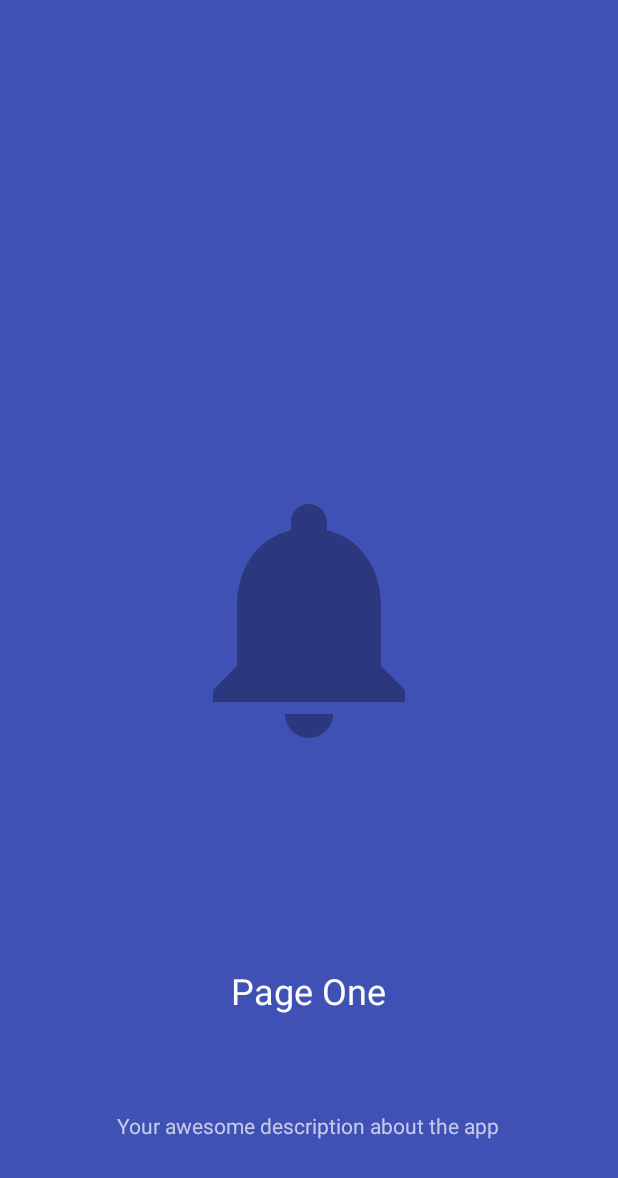
After one commit to ahkkfh/MyFrame, an Android app: the layout fragment_guide_pages.xml on its own in the app's theme, with its tools: preview values and no code run, on a phone screen of 412 x 824 dp. The commit adds this screen. Shown: the top 1178 px of the screen. Run offline under Robolectric (Android 15) with nearby library versions, the phone set to English and light mode, and no system bars.

Commit message:
add Guide Page

```diff
--- a/app/build.gradle
+++ b/app/build.gradle
@@ -46,6 +46,7 @@ dependencies {
     compile files('libs/fingerprint.jar')
     testCompile 'junit:junit:4.12'
     compile supportDependencies.appCompat
+    compile supportDependencies.materialDesign
     compile supportDependencies.fresco//设置图片加载
     compile supportDependencies.autolayout
     compile supportDependencies.rxbinding
--- /dev/null
+++ b/app/src/main/res/drawable/ic_notifications_black_24dp.xml
@@ -0,0 +1,10 @@
+<?xml version="1.0" encoding="utf-8"?>
+<vector xmlns:android="http://schemas.android.com/apk/res/android"
+        android:width="24dp"
+        android:height="24dp"
+        android:viewportWidth="24.0"
+        android:viewportHeight="24.0">
+    <path
+        android:fillColor="#FF000000"
+        android:pathData="M12,22c1.1,0 2,-0.9 2,-2h-4c0,1.1 0.89,2 2,2zM18,16v-5c0,-3.07 -1.64,-5.64 -4.5,-6.32L13.5,4c0,-0.83 -0.67,-1.5 -1.5,-1.5s-1.5,0.67 -1.5,1.5v0.68C7.63,5.36 6,7.92 6,11v5l-2,2v1h16v-1l-2,-2z"/>
+</vector>
--- /dev/null
+++ b/app/src/main/res/drawable/launcher_bg.xml
@@ -0,0 +1,7 @@
+<?xml version="1.0" encoding="utf-8"?>
+<layer-list xmlns:android="http://schemas.android.com/apk/res/android">
+    <item
+        android:drawable="@drawable/ic_launcher"
+        android:gravity="fill"
+        />
+</layer-list>
--- /dev/null
+++ b/app/src/main/res/drawable/onboarding_indicator_selected.xml
@@ -0,0 +1,6 @@
+<?xml version="1.0" encoding="utf-8"?>
+<shape xmlns:android="http://schemas.android.com/apk/res/android"
+       android:shape="oval">
+    <corners android:radius="100dp"/>
+    <solid android:color="@color/color_02D1B1"/>
+</shape>
--- /dev/null
+++ b/app/src/main/res/drawable/onboarding_indicator_unselected.xml
@@ -0,0 +1,6 @@
+<?xml version="1.0" encoding="utf-8"?>
+<shape xmlns:android="http://schemas.android.com/apk/res/android"
+    android:shape="oval">
+    <corners android:radius="100dp" />
+    <solid android:color="@color/color_8fa0b1" />
+</shape>
--- /dev/null
+++ b/app/src/main/res/layout/fragment_guide_pages.xml
@@ -0,0 +1,53 @@
+<FrameLayout
+    xmlns:android="http://schemas.android.com/apk/res/android"
+    xmlns:tools="http://schemas.android.com/tools"
+    android:layout_width="match_parent"
+    android:layout_height="match_parent">
+
+    <FrameLayout
+        android:layout_width="match_parent"
+        android:layout_height="match_parent"
+        android:background="@color/colorPrimary">
+
+        <ImageView
+            android:id="@+id/section_img"
+            android:layout_width="192dp"
+            android:layout_height="192dp"
+            android:layout_gravity="center"
+            android:adjustViewBounds="true"
+            android:alpha="0.30"
+            android:scaleType="fitCenter"
+            android:src="@drawable/ic_notifications_black_24dp"/>
+
+    </FrameLayout>
+
+    <LinearLayout
+        android:layout_width="match_parent"
+        android:layout_height="wrap_content"
+        android:layout_gravity="bottom"
+        android:gravity="center"
+        android:orientation="vertical"
+        android:padding="@dimen/activity_horizontal_margin">
+
+        <android.support.v7.widget.AppCompatTextView
+            android:id="@+id/section_label"
+            style="@style/TextAppearance.AppCompat.Headline"
+            android:layout_width="wrap_content"
+            android:layout_height="wrap_content"
+            android:textAlignment="center"
+            android:textColor="@android:color/white"
+            tools:text="Page One"/>
+
+        <android.support.v7.widget.AppCompatTextView
+            android:id="@+id/section_intro"
+            style="@style/TextAppearance.AppCompat.Body1"
+            android:layout_width="wrap_content"
+            android:layout_height="wrap_content"
+            android:layout_marginTop="@dimen/activity_horizontal_margin"
+            android:alpha="0.7"
+            android:gravity="center"
+            android:text="Your awesome description about the app"
+            android:textColor="@android:color/white"/>
+
+    </LinearLayout>
+</FrameLayout>
--- /dev/null
+++ b/app/src/main/res/values-w820dp/dimens.xml
@@ -0,0 +1,6 @@
+<resources>
+    <!-- Example customization of dimensions originally defined in res/values/dimens.xml
+         (such as screen margins) for screens with more than 820dp of available width. This
+         would include 7" and 10" devices in landscape (~960dp and ~1280dp respectively). -->
+    <dimen name="activity_horizontal_margin">64dp</dimen>
+</resources>
--- a/app/src/main/res/values/dimens.xml
+++ b/app/src/main/res/values/dimens.xml
@@ -40,4 +40,6 @@
     <dimen name="px_30">30px</dimen>
 
     <dimen name="statusbar_view_height">0dp</dimen>
+    <dimen name="fab_margin">16dp</dimen>
+    <dimen name="appbar_padding_top">8dp</dimen>
 </resources>
--- a/app/src/main/res/values/strings.xml
+++ b/app/src/main/res/values/strings.xml
@@ -58,6 +58,9 @@
     <string name="ErrorNoSpace_warning">返回错误状态，如注册等操作; 操作无法完成，因为剩余的存储空间不足以完成操作。</string>
     <string name="ErrorTimeout_warning">当前请求运行时间过长时返回的错误状态。这是为了防止程序无限期地等待指纹传感器。超时是平台和传感器特定的，但通常约为30秒。</string>
     <string name="ErrorUnableToProcess_warning">当传感器无法处理当前图像时返回错误状态。</string>
+    <string name="title_activity_guide_pages">GuidePagesActivity</string>
+    <string name="action_settings">Settings</string>
+    <string name="section_format">Hello World from section: %1$d</string>
 
 
 </resources>
--- a/app/src/main/res/values/styles.xml
+++ b/app/src/main/res/values/styles.xml
@@ -13,19 +13,28 @@
         <item name="android:windowActionBar">false</item>
         <item name="toolbarStyle">@style/ClubToolbar</item>
         <item name="android:windowBackground">@null</item>
+        <item name="colorPrimary">@color/colorPrimary</item>
+        <item name="colorPrimaryDark">@color/colorPrimaryDark</item>
+        <item name="colorAccent">@color/colorAccent</item>
     </style>
     <!--自定义style-->
     <style name="MyStyle" parent="Theme.AppCompat.NoActionBar">
         <item name="android:windowNoTitle">true</item>
         <item name="android:windowActionBar">false</item>
         <item name="toolbarStyle">@style/ClubToolbar</item>
-        <item name="android:windowBackground">@null</item>
+        <!--<item name="android:windowBackground">@null</item>-->
         <!-- Customize your theme here. -->
         <item name="colorPrimary">@color/colorPrimary</item>
         <item name="colorPrimaryDark">@color/colorPrimaryDark</item>
         <item name="colorAccent">@color/colorAccent</item>
+        <item name="android:windowBackground">@drawable/launcher_bg</item>
     </style>
+
     <style name="ClubToolbar" parent="Widget.AppCompat.Toolbar">
         <item name="contentInsetStart">0dp</item><!-- 设置该属性解决空白部分-->
     </style>
+
+    <style name="MyStyle.AppBarOverlay" parent="ThemeOverlay.AppCompat.Dark.ActionBar"/>
+
+    <style name="MyStyle.PopupOverlay" parent="ThemeOverlay.AppCompat.Light"/>
 </resources>
--- a/supportDependencies.gradle
+++ b/supportDependencies.gradle
@@ -16,7 +16,7 @@ ext {
             fresco                   : "com.facebook.fresco:fresco:0.9.0+",//图片加载框架
             glide                    : "com.github.bumptech.glide:glide:3.6.1",//gilde图片加载
             picasso                  : "com.squareup.picasso:picasso:2.5.2",//图片加载
-            appCompat                : "com.android.support:appcompat-v7:24.0.1",
+            appCompat                : "com.android.support:appcompat-v7:25.1.0",
             cardView                 : "com.android.support:cardview-v7:$supportLibraryVersion",
             recyclerView             : "com.android.support:recyclerview-v7:$recycleViewVersion",
             materialDesign           : "com.android.support:design:25.1.0",
```
Also changed, not shown: app/src/main/AndroidManifest.xml (+93 -35 lines), app/src/main/java/cn/mark/frame/ui/activity/GuidePagesActivity.java (added, +104 -0 lines), app/src/main/java/cn/mark/frame/ui/adapter/SectionsPagerAdapter.java (added, +44 -0 lines), app/src/main/java/cn/mark/frame/ui/fragment/PlaceholderFragment.java (added, +43 -0 lines), app/src/main/res/drawable/ic_chevron_left_white_24dp.xml (added, +10 -0 lines), app/src/main/res/drawable/ic_chevron_right_white_24dp.xml (added, +10 -0 lines), app/src/main/res/layout/activity_guide_pages.xml (added, +106 -0 lines), app/src/main/res/menu/menu_guide_pages.xml (added, +10 -0 lines), app/src/main/res/drawable-xxhdpi/ic_launcher.jpg (added).
